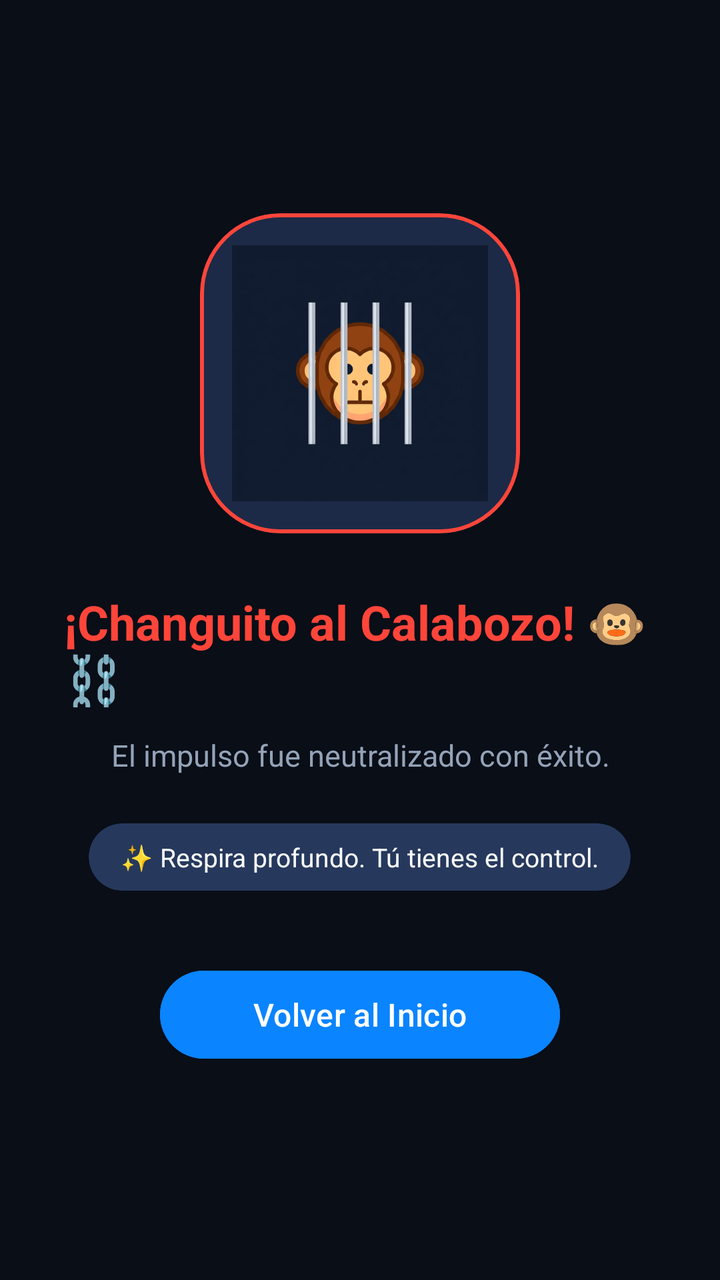
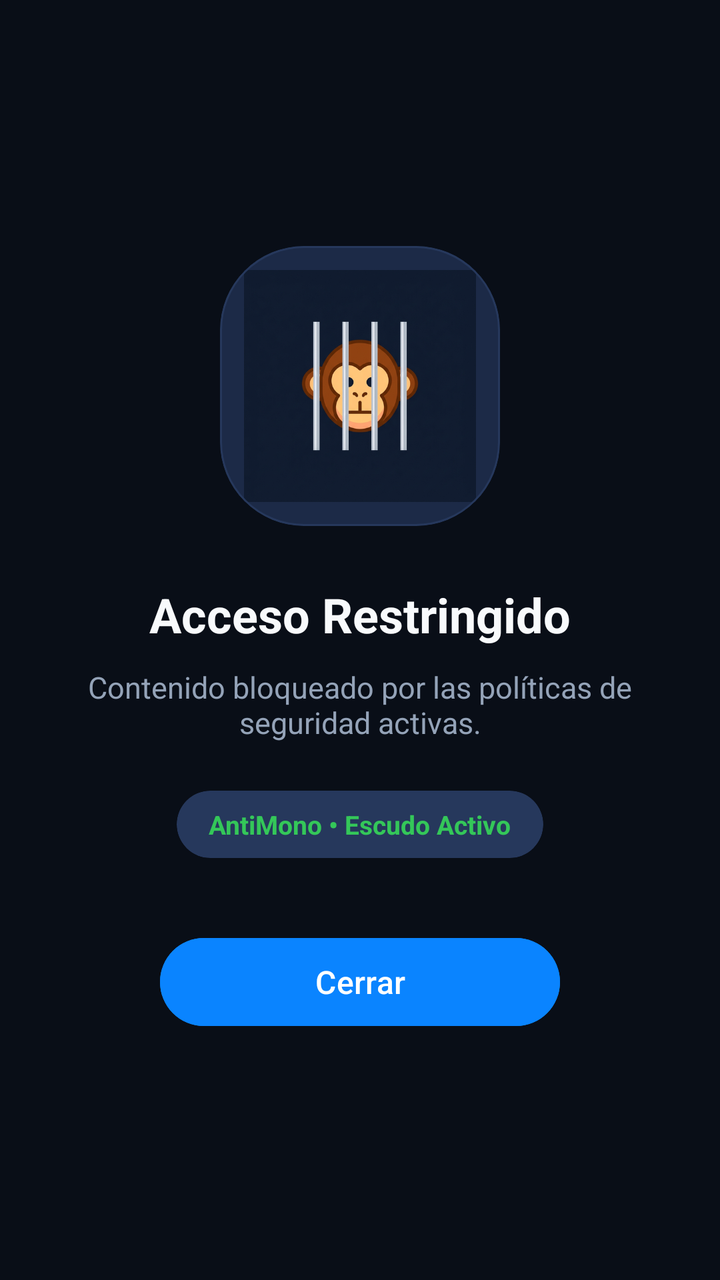

Before-and-after screenshots of an Android layout around one commit, followed by the original layout XML and the change that was made.
<!-- AndroidManifest.xml: activity theme Theme.AntiMono -->
<!-- res/layout/activity_block_overlay.xml -->
<?xml version="1.0" encoding="utf-8"?>
<LinearLayout xmlns:android="http://schemas.android.com/apk/res/android"
    xmlns:app="http://schemas.android.com/apk/res-auto"
    android:layout_width="match_parent"
    android:layout_height="match_parent"
    android:background="@color/background"
    android:gravity="center"
    android:orientation="vertical"
    android:padding="32dp">

    
    <com.google.android.material.card.MaterialCardView
        android:id="@+id/cardMonkey"
        android:layout_width="160dp"
        android:layout_height="160dp"
        app:cardBackgroundColor="@color/surface_card"
        app:cardCornerRadius="40dp"
        app:strokeColor="@color/ios_red"
        app:strokeWidth="2dp">

        <ImageView
            android:id="@+id/ivMonkey"
            android:layout_width="match_parent"
            android:layout_height="match_parent"
            android:padding="16dp"
            android:src="@drawable/ic_logo"
            android:contentDescription="@string/app_name" />
    </com.google.android.material.card.MaterialCardView>

    <TextView
        android:id="@+id/tvBlockTitle"
        android:layout_width="wrap_content"
        android:layout_height="wrap_content"
        android:layout_marginTop="28dp"
        android:text="¡Changuito al Calabozo! 🐵⛓️"
        android:textColor="@color/ios_red"
        android:textSize="24sp"
        android:textStyle="bold" />

    <TextView
        android:id="@+id/tvBlockReason"
        android:layout_width="wrap_content"
        android:layout_height="wrap_content"
        android:layout_marginTop="12dp"
        android:text="El impulso fue neutralizado con éxito."
        android:textAlignment="center"
        android:textColor="@color/text_secondary"
        android:textSize="15sp" />

    
    <com.google.android.material.card.MaterialCardView
        android:layout_width="wrap_content"
        android:layout_height="wrap_content"
        android:layout_marginTop="24dp"
        app:cardBackgroundColor="@color/surface_pill"
        app:cardCornerRadius="20dp"
        app:strokeWidth="0dp">

        <TextView
            android:layout_width="wrap_content"
            android:layout_height="wrap_content"
            android:paddingHorizontal="16dp"
            android:paddingVertical="8dp"
            android:text="✨ Respira profundo. Tú tienes el control."
            android:textColor="@color/text_primary"
            android:textSize="13sp" />
    </com.google.android.material.card.MaterialCardView>

    <com.google.android.material.button.MaterialButton
        android:id="@+id/btnUnderstood"
        android:layout_width="200dp"
        android:layout_height="52dp"
        android:layout_marginTop="36dp"
        android:backgroundTint="@color/accent"
        app:cornerRadius="26dp"
        android:text="Volver al Inicio"
        android:textAllCaps="false"
        android:textColor="@color/white"
        android:textSize="16sp" />

</LinearLayout>
<!-- resources referenced by this layout -->
<resources>
  <color name="accent">#0A84FF</color>
  <color name="background">#090E17</color>
  <color name="ios_red">#FF453A</color>
  <color name="surface_card">#1C2A47</color>
  <color name="surface_pill">#26385C</color>
  <color name="text_primary">#F8FAFC</color>
  <color name="text_secondary">#94A3B8</color>
  <color name="white">#FFFFFF</color>
  <!-- drawable ic_logo: png bitmap (drawable, 204203 bytes) -->
  <string name="app_name">AntiMono</string>
  <style name="Theme.AntiMono" parent="Theme.Material3.Dark.NoActionBar">
          <item name="colorPrimary">@color/accent</item>
          <item name="colorOnPrimary">@color/white</item>
          <item name="android:colorBackground">@color/background</item>
          <item name="colorSurface">@color/surface</item>
          <item name="android:statusBarColor">@color/background</item>
          <item name="android:navigationBarColor">@color/background</item>
      </style>
  <color name="surface">#131F37</color>
</resources>

<!-- the commit's change to res/layout/activity_block_overlay.xml (unified diff, before → after) -->
@@ -11,18 +11,18 @@
     
     <com.google.android.material.card.MaterialCardView
         android:id="@+id/cardMonkey"
-        android:layout_width="160dp"
-        android:layout_height="160dp"
+        android:layout_width="140dp"
+        android:layout_height="140dp"
         app:cardBackgroundColor="@color/surface_card"
-        app:cardCornerRadius="40dp"
-        app:strokeColor="@color/ios_red"
-        app:strokeWidth="2dp">
+        app:cardCornerRadius="42dp"
+        app:strokeColor="@color/surface_pill"
+        app:strokeWidth="1dp">
 
         <ImageView
             android:id="@+id/ivMonkey"
             android:layout_width="match_parent"
             android:layout_height="match_parent"
-            android:padding="16dp"
+            android:padding="12dp"
             android:src="@drawable/ic_logo"
             android:contentDescription="@string/app_name" />
     </com.google.android.material.card.MaterialCardView>
@@ -32,8 +32,8 @@
         android:layout_width="wrap_content"
         android:layout_height="wrap_content"
         android:layout_marginTop="28dp"
-        android:text="¡Changuito al Calabozo! 🐵⛓️"
-        android:textColor="@color/ios_red"
+        android:text="Acceso Restringido"
+        android:textColor="@color/text_primary"
         android:textSize="24sp"
         android:textStyle="bold" />
 
@@ -41,8 +41,8 @@
         android:id="@+id/tvBlockReason"
         android:layout_width="wrap_content"
         android:layout_height="wrap_content"
-        android:layout_marginTop="12dp"
-        android:text="El impulso fue neutralizado con éxito."
+        android:layout_marginTop="10dp"
+        android:text="Contenido bloqueado por las políticas de seguridad activas."
         android:textAlignment="center"
         android:textColor="@color/text_secondary"
         android:textSize="15sp" />
@@ -53,7 +53,7 @@
         android:layout_height="wrap_content"
         android:layout_marginTop="24dp"
         app:cardBackgroundColor="@color/surface_pill"
-        app:cardCornerRadius="20dp"
+        app:cardCornerRadius="18dp"
         app:strokeWidth="0dp">
 
         <TextView
@@ -61,9 +61,10 @@
             android:layout_height="wrap_content"
             android:paddingHorizontal="16dp"
             android:paddingVertical="8dp"
-            android:text="✨ Respira profundo. Tú tienes el control."
-            android:textColor="@color/text_primary"
-            android:textSize="13sp" />
+            android:text="AntiMono • Escudo Activo"
+            android:textColor="@color/ios_green"
+            android:textSize="13sp"
+            android:textStyle="bold" />
     </com.google.android.material.card.MaterialCardView>
 
     <com.google.android.material.button.MaterialButton
@@ -73,7 +74,7 @@
         android:layout_marginTop="36dp"
         android:backgroundTint="@color/accent"
         app:cornerRadius="26dp"
-        android:text="Volver al Inicio"
+        android:text="Cerrar"
         android:textAllCaps="false"
         android:textColor="@color/white"
         android:textSize="16sp" />
<!-- resource entries referenced after the edit -->
@@ -2,7 +2,7 @@
 <resources>
   <color name="accent">#0A84FF</color>
   <color name="background">#090E17</color>
-  <color name="ios_red">#FF453A</color>
+  <color name="ios_green">#34C759</color>
   <color name="surface_card">#1C2A47</color>
   <color name="surface_pill">#26385C</color>
   <color name="text_primary">#F8FAFC</color>
